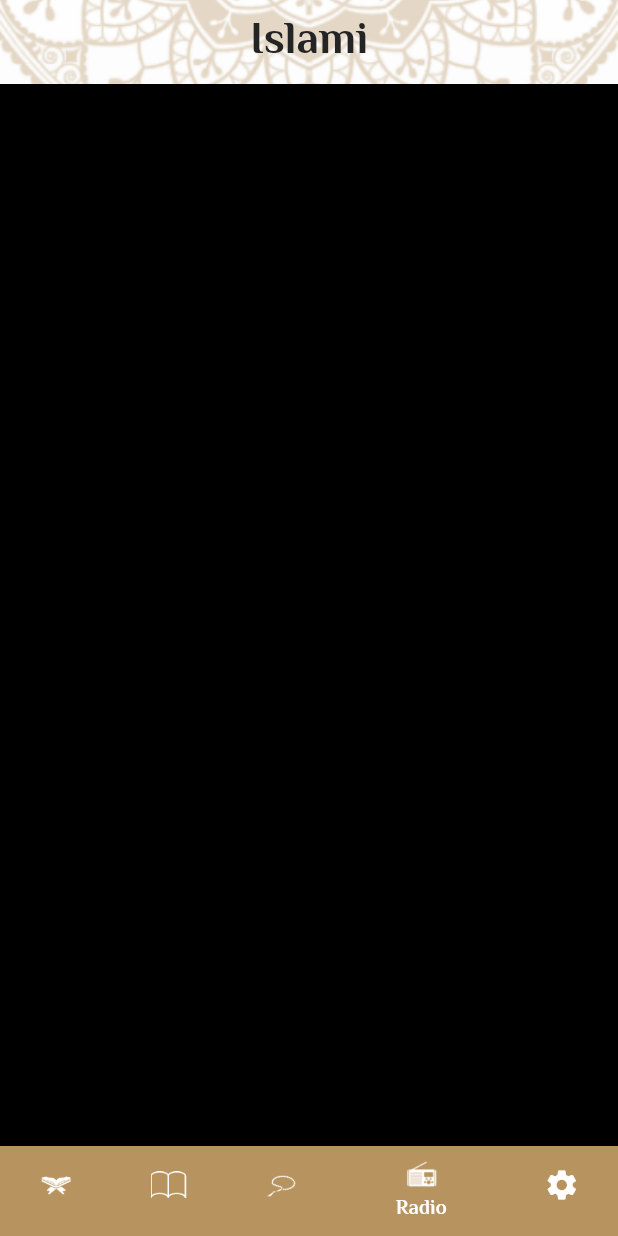
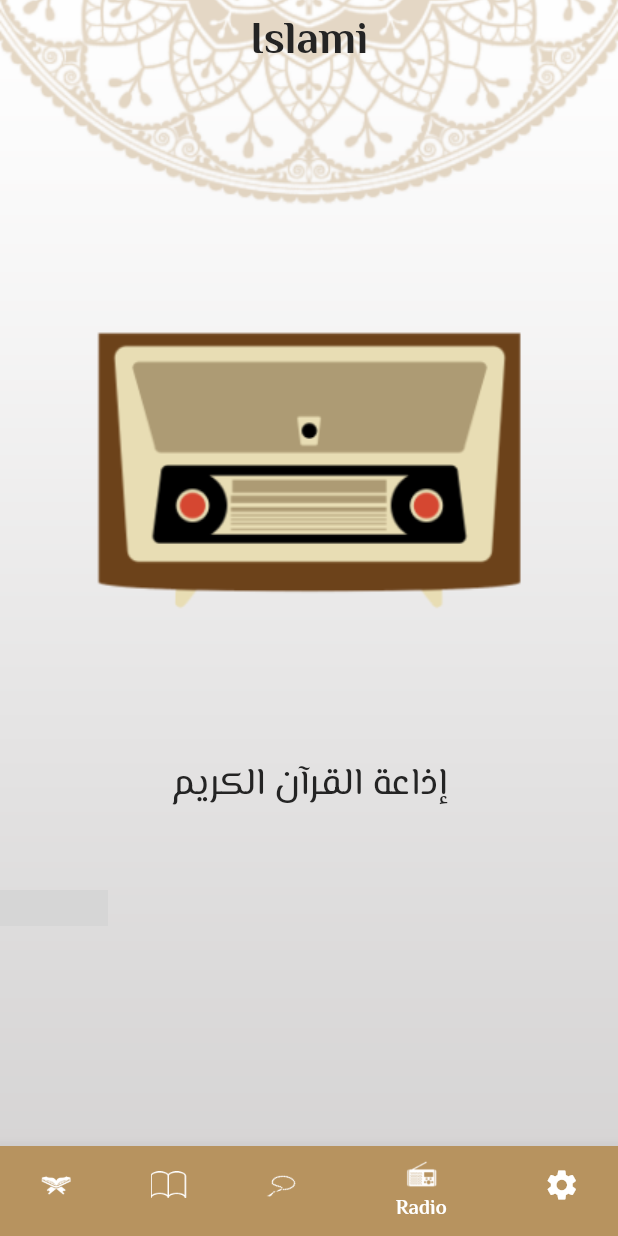
Before and after one commit to HatemReda7/islami_app, a Flutter app: the screen it shows after launch, item 4 of the bottom bar chosen, on a phone screen of 412 x 824 dp. Run offline on Flutter 3.47's test engine with Material 2 defaults, Android fonts, the phone set to English and light mode, and no system bars; our stand-ins replace google_fonts; grey boxes are pictures that could not be loaded.

Commit message:
created radio tab and added back icon, next icon, play icon

```diff
--- a/lib/tabs/RadioTab.dart
+++ b/lib/tabs/RadioTab.dart
@@ -5,8 +5,24 @@ class RadioTab extends StatelessWidget {
 
   @override
   Widget build(BuildContext context) {
-    return Container(
-      color: Colors.black,
+    return Center(
+      child: Column(
+        mainAxisAlignment: MainAxisAlignment.spaceEvenly,
+        mainAxisSize: MainAxisSize.min,
+        children: [
+          Image.asset("assets/images/radio_image.png"),
+          SizedBox(height: 80,),
+          Text("إذاعة القرآن الكريم", style: Theme.of(context).textTheme.bodySmall!.copyWith(fontSize: 25),),
+          SizedBox(height: 50,),
+          Row(
+            children: [
+              ImageIcon(AssetImage("assets/images/icon metro-back.png")),
+              ImageIcon(AssetImage("assets/images/icon awesome-play.png")),
+              ImageIcon(AssetImage("assets/images/icon metro-next.png")),
+            ],
+          )
+        ],
+      ),
     );
   }
 }
```
Also changed, not shown: assets/images/2.0x/Icon awesome-play@2x.png (added), assets/images/2.0x/Icon metro-back@2x.png (added), assets/images/2.0x/Icon metro-next@2x.png (added), assets/images/2.0x/video_play@2x.png (deleted), assets/images/3.0x/Icon awesome-play@3x.png (added), assets/images/3.0x/Icon metro-back@3x.png (added), assets/images/3.0x/Icon metro-next@3x.png (added), assets/images/3.0x/video_play@3x.png (deleted), assets/images/Icon awesome-play.png (added), assets/images/Icon metro-back.png (added), assets/images/Icon metro-next.png (added), assets/images/video_play.png (deleted).
